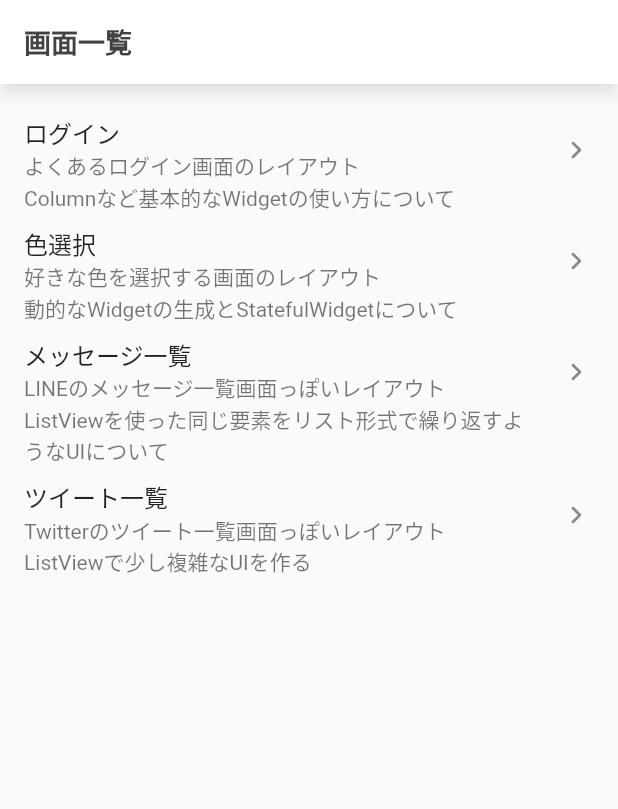
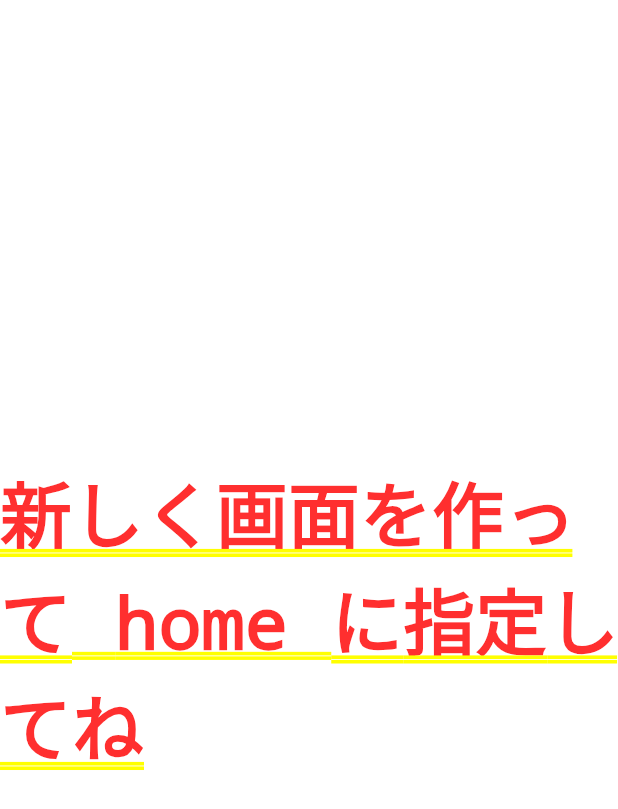
Before and after one commit to hayabusabusa/yrzy-flutter-ui-challenge, a Flutter app: the screen it shows after launch, on a phone screen of 412 x 824 dp. Shown: the top 809 px of the screen. Run offline on Flutter 3.47's test engine with Material 2 defaults, Android fonts, the phone set to English and light mode, and no system bars; missing offline and left inert: ui_challenge_internal.

Commit message:
chore: remove unused file

```diff
--- a/lib/entities/entities.dart
+++ /dev/null
@@ -1 +0,0 @@
-export './user.dart';
--- a/lib/main.dart
+++ b/lib/main.dart
@@ -1,10 +1,11 @@
 import 'package:flutter/material.dart';
+import 'package:ui_challenge/screens/how_to_screen.dart';
+import 'package:ui_challenge_internal/screens.dart';
 
 import 'package:ui_challenge/app_theme.dart';
-import 'package:ui_challenge/screens/screens.dart';
 
 void main() {
-  runApp(AnswerApp());
+  runApp(App());
 }
 
 class App extends StatelessWidget {
@@ -13,7 +14,7 @@ class App extends StatelessWidget {
     return MaterialApp(
       title: 'UIChallenge',
       theme: AppTheme.light,
-      home: LoginScreen(),
+      home: HowToScreen(),
     );
   }
 }
@@ -24,7 +25,7 @@ class AnswerApp extends StatelessWidget {
     return MaterialApp(
       title: 'Answer',
       theme: AppTheme.light,
-      home: HomeScreen(),
+      home: InternalHomeScreen(),
     );
   }
 }
--- a/lib/screens/home/home_screen.dart
+++ /dev/null
@@ -1,92 +0,0 @@
-import 'package:flutter/material.dart';
-
-import 'package:ui_challenge/screens/screens.dart';
-
-class HomeScreen extends StatelessWidget {
-  final screens = _ScreenType.values;
-
-  @override
-  Widget build(BuildContext context) {
-    return Scaffold(
-      appBar: AppBar(
-        title: Text('画面一覧'),
-      ),
-      body: ListView.builder(
-        padding: const EdgeInsets.symmetric(vertical: 16),
-        itemCount: screens.length,
-        itemBuilder: (_, index) => _Item(type: screens[index]),
-      ),
-    );
-  }
-}
-
-class _Item extends StatelessWidget {
-  final _ScreenType type;
-
-  _Item({
-    Key? key,
-    required this.type,
-  }): super(key: key);
-
-  @override
-  Widget build(BuildContext context) {
-    return ListTile(
-      title: Text(type.title),
-      subtitle: Text(type.description),
-      trailing: Icon(Icons.chevron_right_rounded),
-      onTap: () {
-        Navigator.of(context).push(
-          MaterialPageRoute(builder: (_) => type.screen)
-        );
-      },
-    );
-  }
-}
-
-enum _ScreenType {
-  Login,
-  ColorPick,
-  Messages,
-  Tweets,
-}
-
-extension _ScreenTypeExtension on _ScreenType {
-  String get title {
-    switch (this) {
-      case _ScreenType.Login:
-        return 'ログイン';
-      case _ScreenType.ColorPick:
-        return '色選択';
-      case _ScreenType.Messages:
-        return 'メッセージ一覧';
-      case _ScreenType.Tweets:
-        return 'ツイート一覧';
-    }
-  }
-
-  String get description {
-    switch (this) {
-      case _ScreenType.Login:
-        return 'よくあるログイン画面のレイアウト\nColumnなど基本的なWidgetの使い方について';
-      case _ScreenType.ColorPick:
-        return '好きな色を選択する画面のレイアウト\n動的なWidgetの生成とStatefulWidgetについて';
-      case _ScreenType.Messages:
-        return 'LINEのメッセージ一覧画面っぽいレイアウト\nListViewを使った同じ要素をリスト形式で繰り返すようなUIについて';
-      case _ScreenType.Tweets:
-        return 'Twitterのツイート一覧画面っぽいレイアウト\nListViewで少し複雑なUIを作る';
-    }
-  }
-
-  Widget get screen {
-    switch (this) {
-      case _ScreenType.Login:
-        return LoginScreen();
-      case _ScreenType.ColorPick:
-        return ColorPickScreen();
-      case _ScreenType.Messages:
-        return MessagesScreen();
-      case _ScreenType.Tweets:
-        return TweetsScreen();
-    }
-  }
-}
--- /dev/null
+++ b/lib/screens/how_to_screen.dart
@@ -0,0 +1,12 @@
+import 'package:flutter/material.dart';
+
+class HowToScreen extends StatelessWidget {
+  const HowToScreen({ Key? key }) : super(key: key);
+
+  @override
+  Widget build(BuildContext context) {
+    return Center(
+      child: Text('新しく画面を作って home に指定してね'),
+    );
+  }
+}
--- a/lib/screens/screens.dart
+++ /dev/null
@@ -1,5 +0,0 @@
-export './color_pick/color_pick_screen.dart';
-export './home/home_screen.dart';
-export './login/login_screen.dart';
-export './messages/messages_screen.dart';
-export './tweets/tweets_screen.dart';
--- a/lib/screens/tweets/tweets_screen.dart
+++ /dev/null
@@ -1,8 +0,0 @@
-import 'package:flutter/material.dart';
-
-class TweetsScreen extends StatelessWidget {
-  @override
-  Widget build(BuildContext context) {
-    return Scaffold();
-  }
-}
--- a/lib/utils/stub.dart
+++ /dev/null
@@ -1,28 +0,0 @@
-import 'package:flutter/material.dart';
-
-import 'package:ui_challenge/entities/entities.dart';
-
-/// 画面表示用のデータをスタブとして返すクラス
-class Stub {
-  /// 色選択画面用の色一覧
-  static List<Color> get colors => [
-    Colors.red.shade200,
-    Colors.orange.shade200,
-    Colors.green.shade200,
-    Colors.blue.shade200,
-    Colors.indigo.shade200,
-  ];
-
-  /// メッセージ一覧画面用のユーザーデータ一覧
-  static List<User> get users => [
-    User(name: 'hayabusa', avatarURL: 'https://avatars.githubusercontent.com/u/31949692?s=64&v=4', message: 'サッカーやりたいね。たくあん刻みながら。', updatedDate: '5/6'),
-    User(name: 'totty', avatarURL: 'https://avatars.githubusercontent.com/u/31689275?s=64&v=4', message: 'いただきます...っと', updatedDate: '5/4'),
-    User(name: 'Kbayashi', avatarURL: 'https://avatars.githubusercontent.com/u/82300193?s=64&v=4', message: 'モンハンいつやる？？？？？？', updatedDate: '5/4'),
-    User(name: 'dev-tky', avatarURL: 'https://avatars.githubusercontent.com/u/69100759?s=88&v=4', message: 'ご不便をおかけしております。お手数ですが一度パスワードにハイフンなどの記号が含まれていないかご確認いただけないでしょうか。', updatedDate: '5/2'),
-    User(name: 'Kbayashi', avatarURL: 'https://avatars.githubusercontent.com/u/82300193?s=64&v=4', message: 'モンハンいつやる？？？？？', updatedDate: '5/3'),
-    User(name: 'Kbayashi', avatarURL: 'https://avatars.githubusercontent.com/u/82300193?s=64&v=4', message: 'モンハンいつやる？？？？', updatedDate: '5/2'),
-    User(name: 'Kbayashi', avatarURL: 'https://avatars.githubusercontent.com/u/82300193?s=64&v=4', message: 'モンハンいつやる？？？', updatedDate: '5/1'),
-    User(name: 'Kbayashi', avatarURL: 'https://avatars.githubusercontent.com/u/82300193?s=64&v=4', message: 'モンハンいつやる？？', updatedDate: '4/30'),
-    User(name: 'Kbayashi', avatarURL: 'https://avatars.githubusercontent.com/u/82300193?s=64&v=4', message: 'モンハンいつやる？', updatedDate: '4/29'),
-  ];
-}
--- a/lib/utils/utils.dart
+++ /dev/null
@@ -1 +0,0 @@
-export './stub.dart';
```
Also changed, not shown: lib/entities/user.dart (deleted, +0 -13 lines), lib/screens/color_pick/color_pick_screen.dart (deleted, +0 -77 lines), lib/screens/login/login_screen.dart (deleted, +0 -70 lines), lib/screens/messages/messages_screen.dart (deleted, +0 -89 lines), pubspec.lock.
